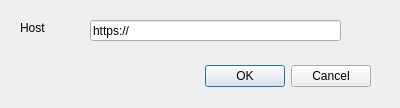
This is src/misskey/misskeyauthwindow.ui in b123400/tootrain-qt as Qt 5 draws it before an edit. The edited form follows.
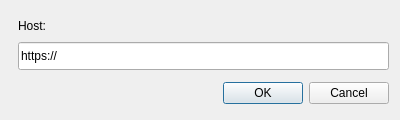
This is the edited form.

```diff
--- a/src/misskey/misskeyauthwindow.ui
+++ b/src/misskey/misskeyauthwindow.ui
@@ -7,18 +7,34 @@
     <x>0</x>
     <y>0</y>
     <width>400</width>
-    <height>108</height>
+    <height>120</height>
    </rect>
   </property>
   <property name="windowTitle">
    <string>Dialog</string>
   </property>
+  <widget class="QLineEdit" name="hostLineEdit">
+   <property name="geometry">
+    <rect>
+     <x>18</x>
+     <y>42</y>
+     <width>371</width>
+     <height>28</height>
+    </rect>
+   </property>
+   <property name="text">
+    <string>https://</string>
+   </property>
+   <property name="placeholderText">
+    <string>https://</string>
+   </property>
+  </widget>
   <widget class="QDialogButtonBox" name="buttonBox">
    <property name="geometry">
     <rect>
-     <x>30</x>
-     <y>60</y>
-     <width>341</width>
+     <x>18</x>
+     <y>77</y>
+     <width>371</width>
      <height>32</height>
     </rect>
    </property>
@@ -29,30 +45,17 @@
     <set>QDialogButtonBox::StandardButton::Cancel|QDialogButtonBox::StandardButton::Ok</set>
    </property>
   </widget>
-  <widget class="QLineEdit" name="hostLineEdit">
-   <property name="geometry">
-    <rect>
-     <x>90</x>
-     <y>20</y>
-     <width>251</width>
-     <height>21</height>
-    </rect>
-   </property>
-   <property name="text">
-    <string>https://</string>
-   </property>
-  </widget>
   <widget class="QLabel" name="label">
    <property name="geometry">
     <rect>
-     <x>20</x>
-     <y>20</y>
+     <x>18</x>
+     <y>18</y>
      <width>58</width>
      <height>16</height>
     </rect>
    </property>
    <property name="text">
-    <string>Host</string>
+    <string>Host:</string>
    </property>
   </widget>
  </widget>
```
Left out of the diff: 24 changed lines with no effect on the pictures.
